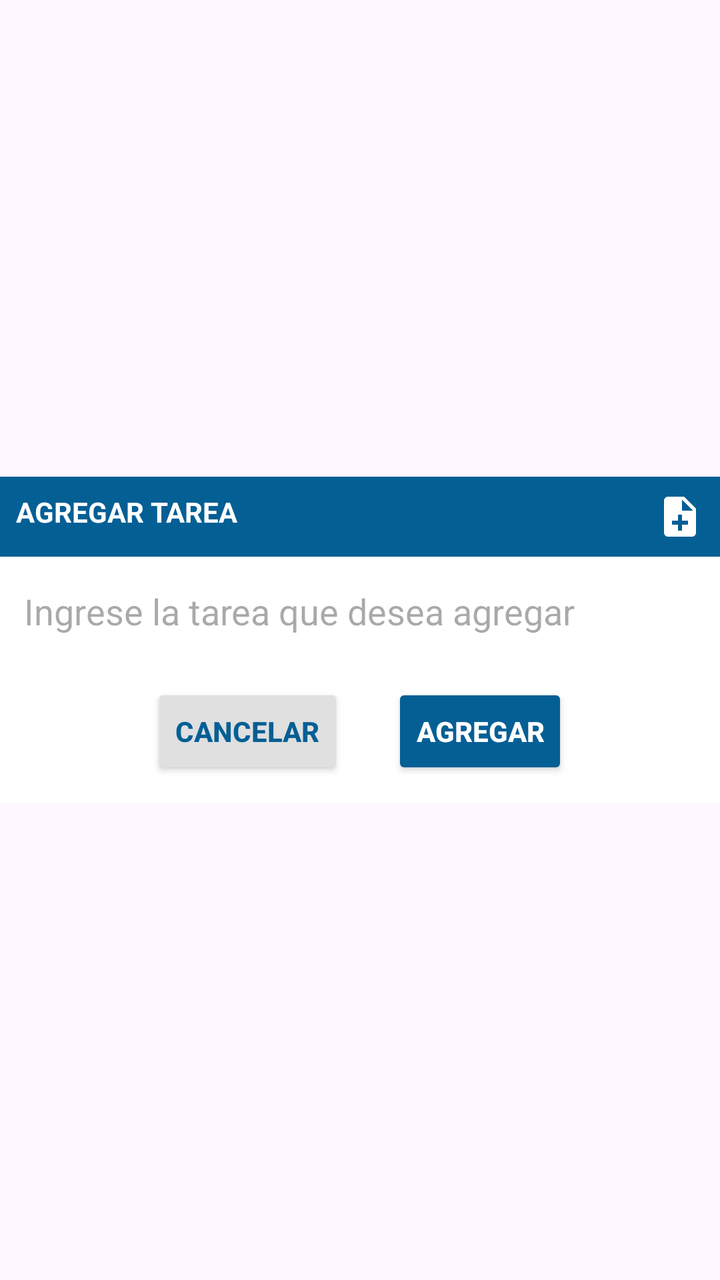
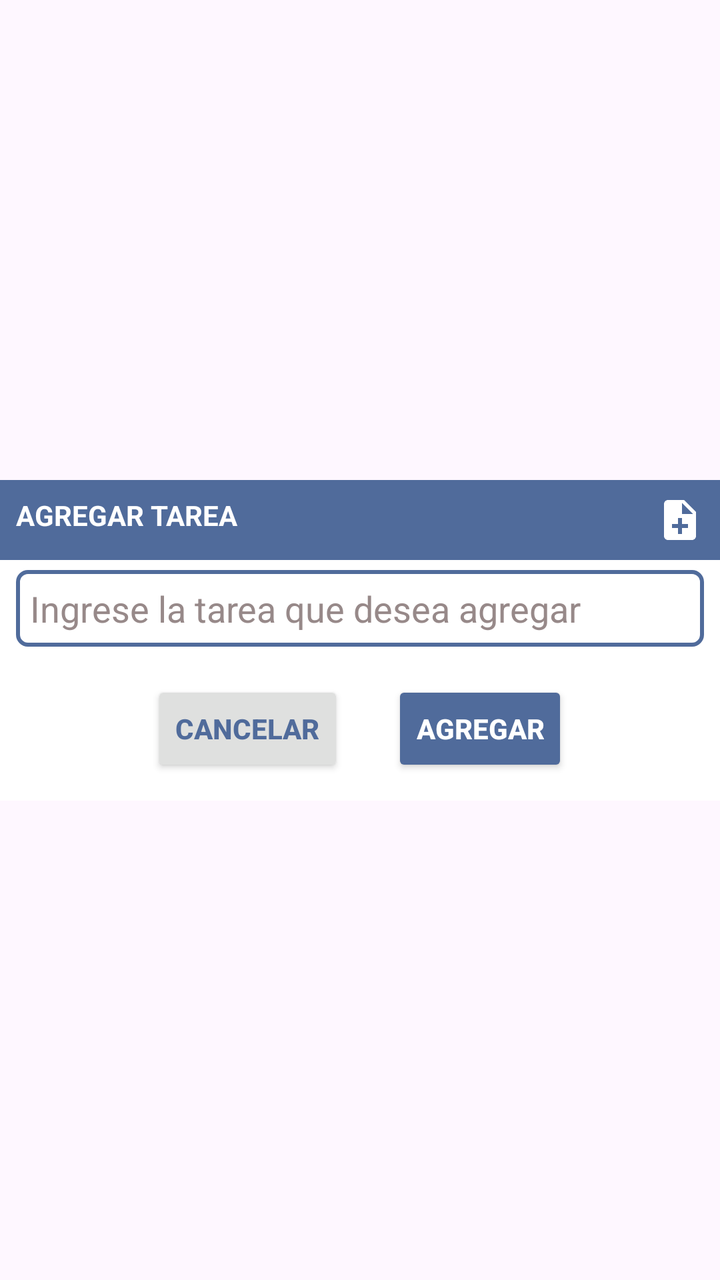

Before-and-after screenshots of an Android layout around one commit, followed by the original layout XML and the change that was made.
<!-- AndroidManifest.xml: application theme Theme.NotasApp -->
<!-- res/layout/dialog_add_note.xml -->
<?xml version="1.0" encoding="utf-8"?>
<androidx.constraintlayout.widget.ConstraintLayout xmlns:android="http://schemas.android.com/apk/res/android"
    xmlns:app="http://schemas.android.com/apk/res-auto"
    xmlns:tools="http://schemas.android.com/tools"
    android:layout_width="match_parent"
    android:layout_height="match_parent">


    <LinearLayout
        android:layout_width="match_parent"
        android:layout_height="wrap_content"
        android:background="@color/white"
        android:orientation="vertical"
        app:layout_constraintBottom_toBottomOf="parent"
        app:layout_constraintEnd_toEndOf="parent"
        app:layout_constraintStart_toStartOf="parent"
        app:layout_constraintTop_toTopOf="parent">


        <LinearLayout
            android:layout_width="match_parent"
            android:layout_height="wrap_content"
            android:orientation="horizontal"
            android:background="@color/color_primario"
            android:padding="8dp">

            <TextView
                android:layout_width="wrap_content"
                android:layout_height="wrap_content"
                android:layout_weight="3"
                android:text="Agregar Tarea"
                android:textAllCaps="true"
                android:textColor="@color/white"
                android:textStyle="bold"
                tools:ignore="MissingConstraints" />

            <ImageView
                android:layout_width="24dp"
                android:layout_height="24dp"
                android:src="@drawable/note_ic"
                app:tint="@color/white" />
        </LinearLayout>

        <EditText
            android:id="@+id/et_addNote"
            android:textColor="@color/black"
            android:layout_width="match_parent"
            android:layout_height="wrap_content"
            android:inputType="textCapSentences"
            android:hint="Ingrese la tarea que desea agregar"
            android:layout_marginHorizontal="8dp"
            android:layout_marginVertical="5dp"
            android:backgroundTint="@color/white" />

        <LinearLayout
            android:layout_width="match_parent"
            android:layout_height="wrap_content"
            android:orientation="horizontal"
            android:gravity="center"
            >

            <androidx.appcompat.widget.AppCompatButton
                android:id="@+id/btn_Cancel"
                android:layout_width="wrap_content"
                android:layout_height="wrap_content"
                android:layout_margin="12dp"
                android:text="Cancelar"
                android:textStyle="bold"
                android:textColor="@color/color_primario"
                android:backgroundTint="#dfe0df"
                />

            <androidx.appcompat.widget.AppCompatButton
                android:id="@+id/btn_AddNote"
                android:layout_width="wrap_content"
                android:layout_height="wrap_content"
                android:layout_margin="12dp"
                android:text="Agregar"
                android:textStyle="bold"
                android:enabled="true"
                android:textColor="@color/white"
                android:backgroundTint="@color/color_primario"
                />

        </LinearLayout>
    </LinearLayout>


</androidx.constraintlayout.widget.ConstraintLayout>
<!-- resources referenced by this layout -->
<resources>
  <color name="black">#FF000000</color>
  <color name="color_primario">#045F95</color>
  <color name="white">#FFFFFFFF</color>
  <!-- drawable note_ic (drawable) -->
  <vector android:autoMirrored="true" android:height="24dp"
      android:tint="#000000" android:viewportHeight="24"
      android:viewportWidth="24" android:width="24dp" xmlns:android="http://schemas.android.com/apk/res/android">
      <path android:fillColor="@android:color/white" android:pathData="M14,2L6,2c-1.1,0 -1.99,0.9 -1.99,2L4,20c0,1.1 0.89,2 1.99,2L18,22c1.1,0 2,-0.9 2,-2L20,8l-6,-6zM16,16h-3v3h-2v-3L8,16v-2h3v-3h2v3h3v2zM13,9L13,3.5L18.5,9L13,9z"/>
  </vector>
  <style name="Theme.NotasApp" parent="Base.Theme.NotasApp" />
  <style name="Base.Theme.NotasApp" parent="Theme.Material3.DayNight.NoActionBar">
          
          
      </style>
</resources>

<!-- the commit's change to res/layout/dialog_add_note.xml (unified diff, before → after) -->
@@ -42,15 +42,18 @@
         </LinearLayout>
 
         <EditText
+
             android:id="@+id/et_addNote"
             android:textColor="@color/black"
             android:layout_width="match_parent"
+            android:padding="7dp"
             android:layout_height="wrap_content"
-            android:inputType="textCapSentences"
             android:hint="Ingrese la tarea que desea agregar"
             android:layout_marginHorizontal="8dp"
             android:layout_marginVertical="5dp"
-            android:backgroundTint="@color/white" />
+            android:textColorHint="#978989"
+
+            android:background="@drawable/backgroun_add_notes"/>
 
         <LinearLayout
             android:layout_width="match_parent"
<!-- resource entries referenced after the edit -->
@@ -1,8 +1,21 @@
 <!-- resources referenced by this layout -->
 <resources>
   <color name="black">#FF000000</color>
-  <color name="color_primario">#045F95</color>
+  <color name="color_primario">#506b9b</color>
   <color name="white">#FFFFFFFF</color>
+  <!-- drawable backgroun_add_notes (drawable) -->
+  <?xml version="1.0" encoding="utf-8"?>
+  <shape xmlns:android="http://schemas.android.com/apk/res/android"
+      android:shape="rectangle"
+      >
+  <stroke
+      android:color="@color/color_primario"
+      android:width="2dp"
+      />
+      <corners
+          android:radius="5dp"
+          />
+  </shape>
   <!-- drawable note_ic (drawable) -->
   <vector android:autoMirrored="true" android:height="24dp"
       android:tint="#000000" android:viewportHeight="24"
@@ -13,6 +26,7 @@
   <style name="Base.Theme.NotasApp" parent="Theme.Material3.DayNight.NoActionBar">
           
           
+          <item name="android:windowAnimationStyle">@null</item>
       </style>
 </resources>
 
